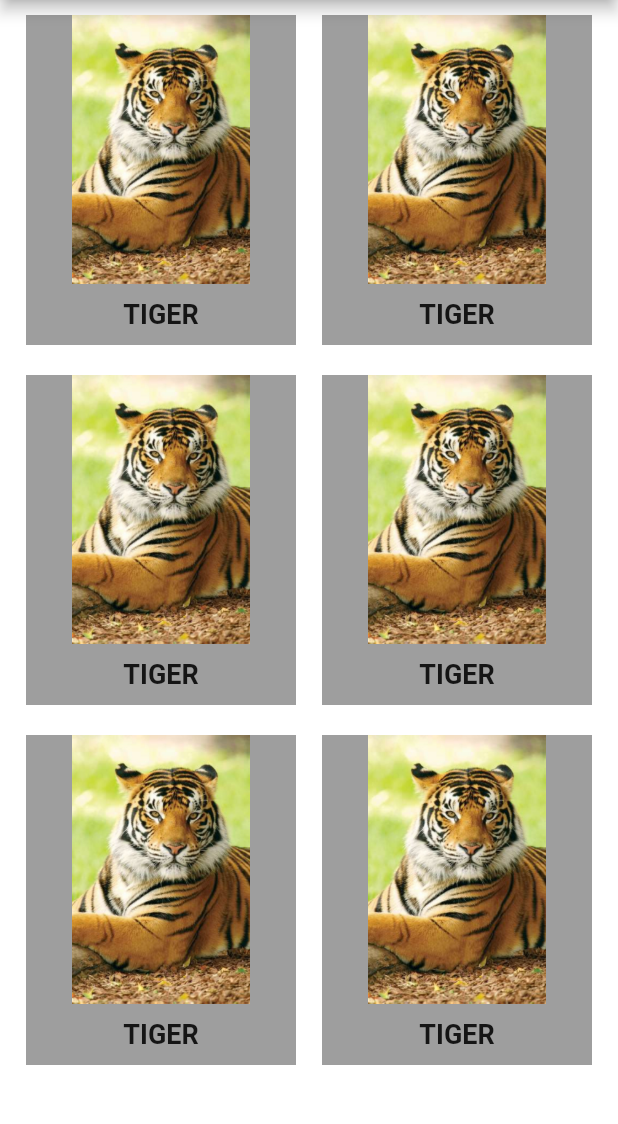
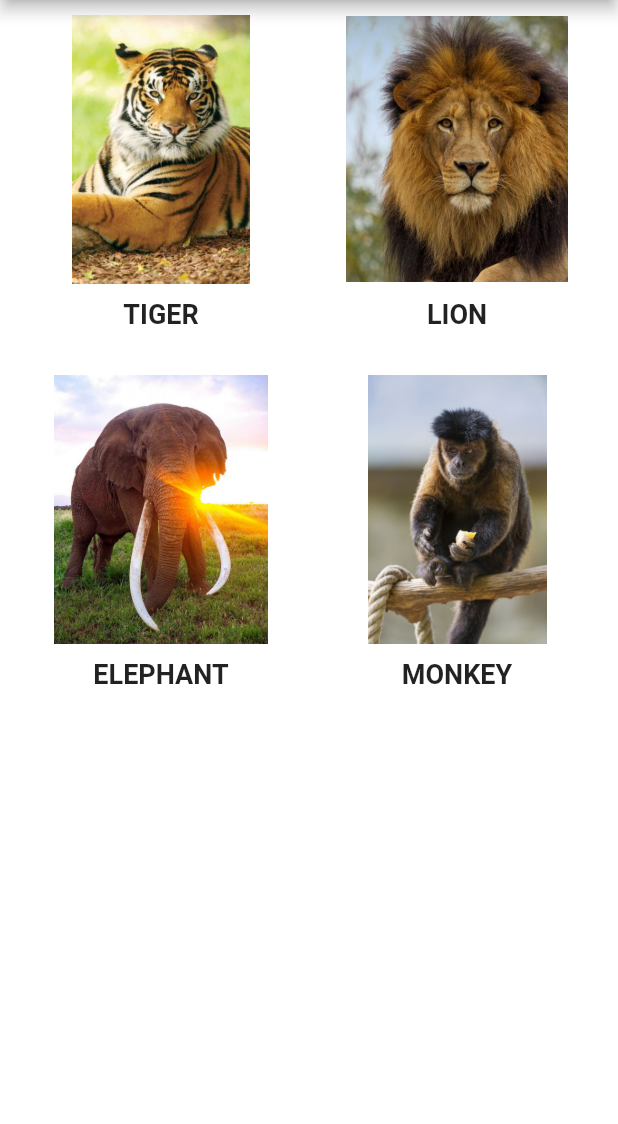
Before and after one commit to bmdesai0309/animalSound, a Flutter app: the screen it shows after launch, on a phone screen of 412 x 824 dp, the part 84-1208 px from its top. Run offline on Flutter 3.47's test engine with Material 2 defaults, Android fonts, the light colour scheme and no system bars; our stand-ins replace audioplayers.

Commit message:
Complete a Project

```diff
--- a/lib/main.dart
+++ b/lib/main.dart
@@ -30,17 +30,27 @@ class AnimalSound extends StatelessWidget {
                   margin: EdgeInsets.symmetric(vertical: 10.0),
                   width: 180.0,
                   height: 220.0,
-                  color: Colors.grey,
                   child: Column(
                     mainAxisAlignment: MainAxisAlignment.spaceAround,
                     children: [
                       Expanded(
-                        child: FlatButton(onPressed: () { playSound('tiger', 1); },
-                        child: Image.asset('images/tiger.jpg')),
+                        child: FlatButton(
+                            onPressed: () {
+                              playSound('tiger', 1);
+                            },
+                            child: Image.asset('images/tiger.jpg')),
                       ),
-                      SizedBox(height: 10.0,),
-                      Text('TIGER', style: TextStyle(fontWeight: FontWeight.bold, fontSize: 18.0),),
-                      SizedBox(height: 10.0,),
+                      SizedBox(
+                        height: 10.0,
+                      ),
+                      Text(
+                        'TIGER',
+                        style: TextStyle(
+                            fontWeight: FontWeight.bold, fontSize: 18.0),
+                      ),
+                      SizedBox(
+                        height: 10.0,
+                      ),
                     ],
                   ),
                 ),
@@ -48,17 +58,27 @@ class AnimalSound extends StatelessWidget {
                   margin: EdgeInsets.symmetric(vertical: 10.0),
                   width: 180.0,
                   height: 220.0,
-                  color: Colors.grey,
                   child: Column(
                     mainAxisAlignment: MainAxisAlignment.spaceAround,
                     children: [
                       Expanded(
-                        child: FlatButton(onPressed: () { playSound('tiger', 1); },
-                            child: Image.asset('images/tiger.jpg')),
+                        child: FlatButton(
+                            onPressed: () {
+                              playSound('lion', 2);
+                            },
+                            child: Image.asset('images/lion.jpg')),
                       ),
-                      SizedBox(height: 10.0,),
-                      Text('TIGER', style: TextStyle(fontWeight: FontWeight.bold, fontSize: 18.0),),
-                      SizedBox(height: 10.0,),
+                      SizedBox(
+                        height: 10.0,
+                      ),
+                      Text(
+                        'LION',
+                        style: TextStyle(
+                            fontWeight: FontWeight.bold, fontSize: 18.0),
+                      ),
+                      SizedBox(
+                        height: 10.0,
+                      ),
                     ],
                   ),
                 ),
@@ -71,17 +91,27 @@ class AnimalSound extends StatelessWidget {
                   margin: EdgeInsets.symmetric(vertical: 10.0),
                   width: 180.0,
                   height: 220.0,
-                  color: Colors.grey,
                   child: Column(
                     mainAxisAlignment: MainAxisAlignment.spaceAround,
                     children: [
                       Expanded(
-                        child: FlatButton(onPressed: () { playSound('tiger', 1); },
-                            child: Image.asset('images/tiger.jpg')),
+                        child: FlatButton(
+                            onPressed: () {
+                              playSound('elephant', 3);
+                            },
+                            child: Image.asset('images/elephant.jpg')),
                       ),
-                      SizedBox(height: 10.0,),
-                      Text('TIGER', style: TextStyle(fontWeight: FontWeight.bold, fontSize: 18.0),),
-                      SizedBox(height: 10.0,),
+                      SizedBox(
+                        height: 10.0,
+                      ),
+                      Text(
+                        'ELEPHANT',
+                        style: TextStyle(
+                            fontWeight: FontWeight.bold, fontSize: 18.0),
+                      ),
+                      SizedBox(
+                        height: 10.0,
+                      ),
                     ],
                   ),
                 ),
@@ -89,63 +119,32 @@ class AnimalSound extends StatelessWidget {
                   margin: EdgeInsets.symmetric(vertical: 10.0),
                   width: 180.0,
                   height: 220.0,
-                  color: Colors.grey,
                   child: Column(
                     mainAxisAlignment: MainAxisAlignment.spaceAround,
                     children: [
                       Expanded(
-                        child: FlatButton(onPressed: () { playSound('tiger', 1); },
-                            child: Image.asset('images/tiger.jpg')),
+                        child: FlatButton(
+                            onPressed: () {
+                              playSound('monkey', 4);
+                            },
+                            child: Image.asset('images/monkey.jpg')),
                       ),
-                      SizedBox(height: 10.0,),
-                      Text('TIGER', style: TextStyle(fontWeight: FontWeight.bold, fontSize: 18.0),),
-                      SizedBox(height: 10.0,),
+                      SizedBox(
+                        height: 10.0,
+                      ),
+                      Text(
+                        'MONKEY',
+                        style: TextStyle(
+                            fontWeight: FontWeight.bold, fontSize: 18.0),
+                      ),
+                      SizedBox(
+                        height: 10.0,
+                      ),
                     ],
                   ),
                 ),
               ],
             ),
-            Row(
-              mainAxisAlignment: MainAxisAlignment.spaceEvenly,
-              children: [
-                Container(
-                  margin: EdgeInsets.symmetric(vertical: 10.0),
-                  width: 180.0,
-                  height: 220.0,
-                  color: Colors.grey,
-                  child: Column(
-                    mainAxisAlignment: MainAxisAlignment.spaceAround,
-                    children: [
-                      Expanded(
-                        child: FlatButton(onPressed: () { playSound('tiger', 1); },
-                            child: Image.asset('images/tiger.jpg')),
-                      ),
-                      SizedBox(height: 10.0,),
-                      Text('TIGER', style: TextStyle(fontWeight: FontWeight.bold, fontSize: 18.0),),
-                      SizedBox(height: 10.0,),
-                    ],
-                  ),
-                ),
-                Container(
-                  margin: EdgeInsets.symmetric(vertical: 10.0),
-                  width: 180.0,
-                  height: 220.0,
-                  color: Colors.grey,
-                  child: Column(
-                    mainAxisAlignment: MainAxisAlignment.spaceAround,
-                    children: [
-                      Expanded(
-                        child: FlatButton(onPressed: () { playSound('tiger', 1); },
-                            child: Image.asset('images/tiger.jpg')),
-                      ),
-                      SizedBox(height: 10.0,),
-                      Text('TIGER', style: TextStyle(fontWeight: FontWeight.bold, fontSize: 18.0),),
-                      SizedBox(height: 10.0,),
-                    ],
-                  ),
-                ),
-              ],
-            )
           ],
         )),
       ),
```
